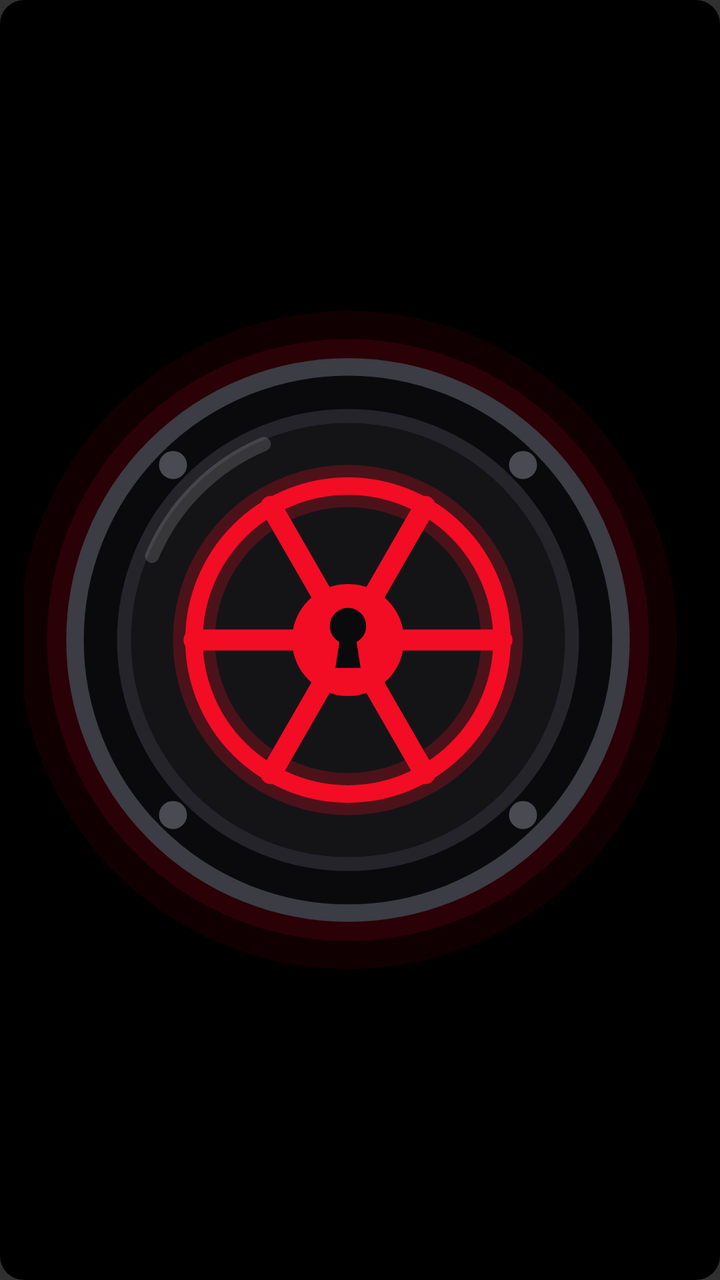
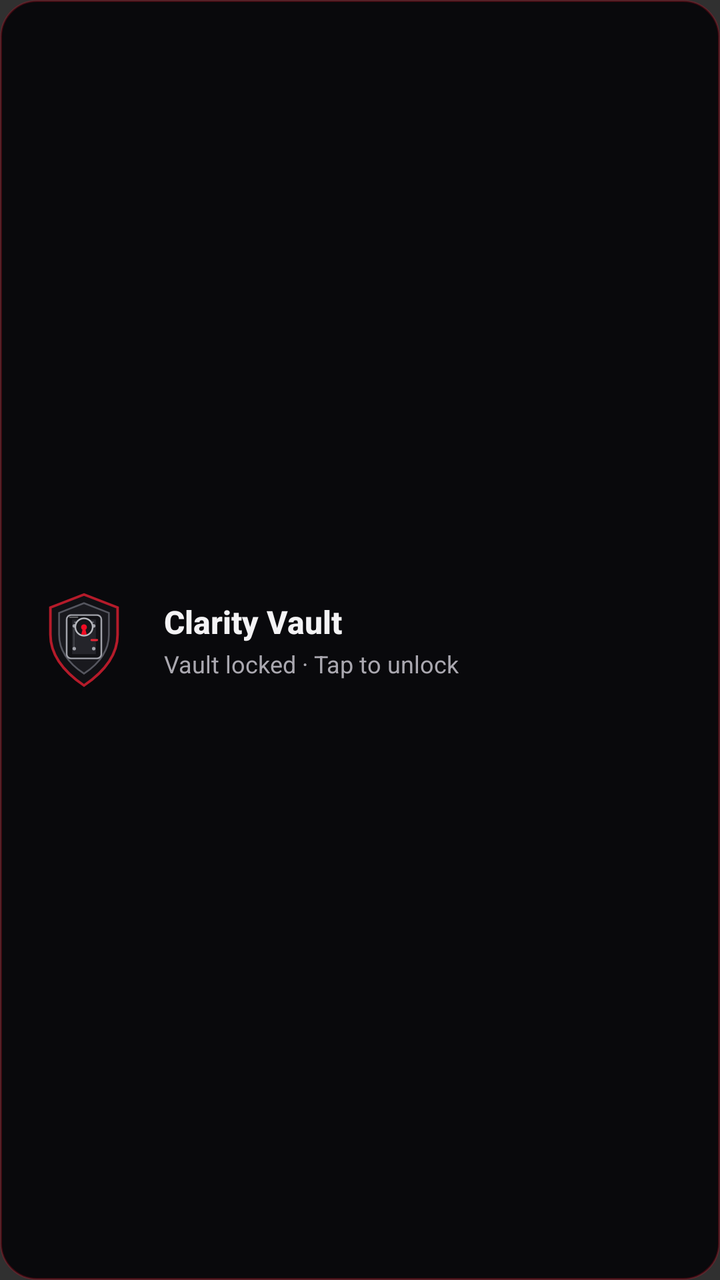

An Android layout rendered at two revisions. The XML below is the earlier revision; the diff shows what the commit changed to produce the second picture.
<!-- AndroidManifest.xml: application theme Theme.DarkTodo -->
<!-- res/layout/vault_widget.xml -->
<?xml version="1.0" encoding="utf-8"?>
<LinearLayout xmlns:android="http://schemas.android.com/apk/res/android"
    android:id="@+id/vault_widget_root"
    android:layout_width="match_parent"
    android:layout_height="match_parent"
    android:orientation="horizontal"
    android:gravity="center"
    android:paddingStart="12dp"
    android:paddingTop="10dp"
    android:paddingEnd="12dp"
    android:paddingBottom="10dp"
    android:background="@drawable/widget_outer_background"
    android:clickable="true"
    android:contentDescription="Open locked Clarity Vault">
    <ImageView
        android:layout_width="wrap_content"
        android:layout_height="match_parent"
        android:adjustViewBounds="true"
        android:scaleType="fitCenter"
        android:src="@drawable/ic_vault_door"
        android:importantForAccessibility="no" />
    <LinearLayout
        android:layout_width="wrap_content"
        android:layout_height="wrap_content"
        android:layout_marginStart="12dp"
        android:orientation="vertical">
        <TextView
            android:layout_width="wrap_content"
            android:layout_height="wrap_content"
            android:text="Clarity Vault"
            android:textColor="#FFF4F3F5"
            android:textSize="16sp"
            android:textStyle="bold" />
        <TextView
            android:layout_width="wrap_content"
            android:layout_height="wrap_content"
            android:text="Vault locked · Tap to unlock"
            android:textColor="#FFAAA8B0"
            android:textSize="12sp" />
    </LinearLayout>
</LinearLayout>
<!-- resources referenced by this layout -->
<resources>
  <!-- drawable ic_vault_door: vector/xml drawable (drawable, 2057 chars, omitted) -->
  <!-- drawable widget_outer_background (drawable) -->
  <shape xmlns:android="http://schemas.android.com/apk/res/android" android:shape="rectangle">
      <corners android:radius="12dp" />
      <solid android:color="#000000" />
  </shape>
  <style name="Theme.DarkTodo" parent="android:style/Theme.Material.NoActionBar">
          <item name="android:fontFamily">sans-serif</item>
          <item name="android:colorAccent">#FF0000</item>
          <item name="android:statusBarColor">#000000</item>
          <item name="android:navigationBarColor">#000000</item>
          <item name="android:windowLightStatusBar">false</item>
      </style>
</resources>

<!-- the commit's change to res/layout/vault_widget.xml (unified diff, before → after) -->
@@ -4,38 +4,47 @@
     android:layout_width="match_parent"
     android:layout_height="match_parent"
     android:orientation="horizontal"
-    android:gravity="center"
-    android:paddingStart="12dp"
-    android:paddingTop="10dp"
-    android:paddingEnd="12dp"
-    android:paddingBottom="10dp"
-    android:background="@drawable/widget_outer_background"
+    android:gravity="center_vertical"
+    android:paddingStart="16dp"
+    android:paddingTop="8dp"
+    android:paddingEnd="16dp"
+    android:paddingBottom="8dp"
+    android:background="@drawable/vault_widget_background"
     android:clickable="true"
-    android:contentDescription="Open locked Clarity Vault">
+    android:contentDescription="@string/vault_widget_locked_content_description">
     <ImageView
+        android:id="@+id/vault_widget_icon"
         android:layout_width="wrap_content"
-        android:layout_height="match_parent"
+        android:layout_height="52dp"
         android:adjustViewBounds="true"
         android:scaleType="fitCenter"
         android:src="@drawable/ic_vault_door"
         android:importantForAccessibility="no" />
     <LinearLayout
-        android:layout_width="wrap_content"
+        android:layout_width="0dp"
         android:layout_height="wrap_content"
-        android:layout_marginStart="12dp"
+        android:layout_marginStart="14dp"
+        android:layout_weight="1"
         android:orientation="vertical">
         <TextView
+            android:id="@+id/vault_widget_title"
             android:layout_width="wrap_content"
             android:layout_height="wrap_content"
-            android:text="Clarity Vault"
+            android:fontFamily="sans-serif-medium"
+            android:text="@string/vault_widget_label"
             android:textColor="#FFF4F3F5"
             android:textSize="16sp"
-            android:textStyle="bold" />
+            android:textStyle="bold"
+            android:maxLines="1" />
         <TextView
+            android:id="@+id/vault_widget_status"
             android:layout_width="wrap_content"
             android:layout_height="wrap_content"
-            android:text="Vault locked · Tap to unlock"
+            android:layout_marginTop="2dp"
+            android:fontFamily="sans-serif"
+            android:text="@string/vault_widget_locked_status"
             android:textColor="#FFAAA8B0"
-            android:textSize="12sp" />
+            android:textSize="12sp"
+            android:maxLines="1" />
     </LinearLayout>
 </LinearLayout>
<!-- resource entries referenced after the edit -->
@@ -1,11 +1,33 @@
 <!-- resources referenced by this layout -->
 <resources>
-  <!-- drawable ic_vault_door: vector/xml drawable (drawable, 2057 chars, omitted) -->
-  <!-- drawable widget_outer_background (drawable) -->
+  <!-- drawable ic_vault_door (drawable) -->
+  <?xml version="1.0" encoding="utf-8"?>
+  <vector xmlns:android="http://schemas.android.com/apk/res/android"
+      android:width="96dp"
+      android:height="96dp"
+      android:viewportWidth="96"
+      android:viewportHeight="96">
+      <path android:fillColor="#101014" android:strokeColor="#B51B2A" android:strokeWidth="2.4" android:pathData="M48,6L79,18v25c0,19 -12,34 -31,47C29,77 17,62 17,43V18z" />
+      <path android:fillColor="#19191E" android:strokeColor="#55565F" android:strokeWidth="1.6" android:pathData="M48,14L71,23v20c0,14 -8,26 -23,36C33,69 25,57 25,43V23z" />
+      <path android:fillColor="#111115" android:strokeColor="#A1A2AA" android:strokeWidth="1.5" android:pathData="M36,25h24c2.2,0 4,1.8 4,4v32c0,2.2 -1.8,4 -4,4H36c-2.2,0 -4,-1.8 -4,-4V29c0,-2.2 1.8,-4 4,-4z" />
+      <path android:fillColor="#24242A" android:pathData="M37,29h22v32H37z" />
+      <path android:fillColor="#6B6C74" android:pathData="M39,31h18v1.2H39z" />
+      <path android:fillColor="#3E3F45" android:pathData="M38,34h1.4v22H38z" />
+      <path android:fillColor="#A1A2AA" android:pathData="M39,35m-1.6,0a1.6,1.6 0,1 1,3.2 0a1.6,1.6 0,1 1,-3.2 0M57,35m-1.6,0a1.6,1.6 0,1 1,3.2 0a1.6,1.6 0,1 1,-3.2 0M39,56m-1.6,0a1.6,1.6 0,1 1,3.2 0a1.6,1.6 0,1 1,-3.2 0M57,56m-1.6,0a1.6,1.6 0,1 1,3.2 0a1.6,1.6 0,1 1,-3.2 0" />
+      <path android:fillColor="#17171B" android:strokeColor="#B8B9BF" android:strokeWidth="1.5" android:pathData="M48,36m-8,0a8,8 0,1 1,16 0a8,8 0,1 1,-16 0" />
+      <path android:fillColor="#F20D24" android:pathData="M48,33.5a2.7,2.7 0,1 1,0 5.4a2.7,2.7 0,1 1,0 -5.4M46.7,38h2.6l1.2,5h-5z" />
+      <path android:strokeColor="#E32637" android:strokeWidth="2" android:strokeLineCap="round" android:pathData="M55,48h5" />
+      <path android:strokeColor="#55FFFFFF" android:strokeWidth="1.4" android:strokeLineCap="round" android:pathData="M35,27h7" />
+  </vector>
+  <!-- drawable vault_widget_background (drawable) -->
   <shape xmlns:android="http://schemas.android.com/apk/res/android" android:shape="rectangle">
-      <corners android:radius="12dp" />
-      <solid android:color="#000000" />
+      <corners android:radius="18dp" />
+      <solid android:color="#09090C" />
+      <stroke android:width="1dp" android:color="#3AF20D24" />
   </shape>
+  <string name="vault_widget_label">Clarity Vault</string>
+  <string name="vault_widget_locked_content_description">Open Clarity Vault authentication</string>
+  <string name="vault_widget_locked_status">Vault locked · Tap to unlock</string>
   <style name="Theme.DarkTodo" parent="android:style/Theme.Material.NoActionBar">
           <item name="android:fontFamily">sans-serif</item>
           <item name="android:colorAccent">#FF0000</item>
